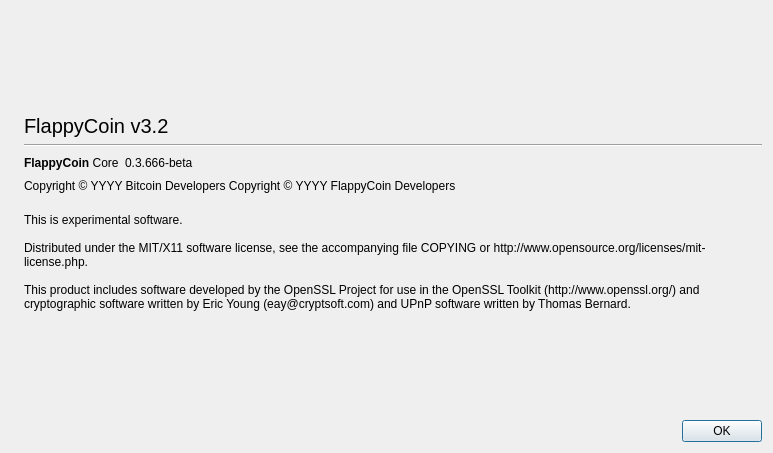
Old version of the form src/qt/forms/aboutdialog.ui in the repository Crestington/FlappyCoin-Mint.
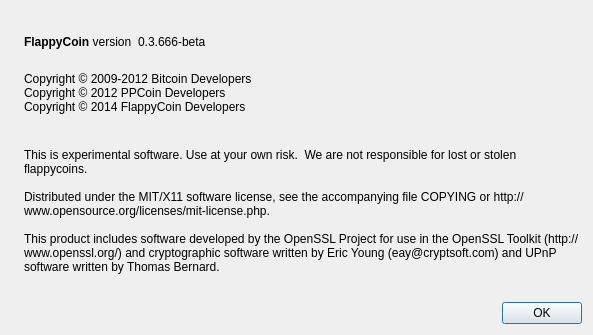
New version of the form. Icons and pictures are not drawn.

```diff
--- a/src/qt/forms/aboutdialog.ui
+++ b/src/qt/forms/aboutdialog.ui
@@ -6,8 +6,8 @@
    <rect>
     <x>0</x>
     <y>0</y>
-    <width>773</width>
-    <height>453</height>
+    <width>593</width>
+    <height>335</height>
    </rect>
   </property>
   <property name="windowTitle">
@@ -42,29 +42,6 @@
        </property>
       </spacer>
      </item>
-     <item>
-      <layout class="QHBoxLayout" name="horizontalLayout_3">
-       <item>
-        <widget class="QLabel" name="label_3">
-         <property name="font">
-          <font>
-           <pointsize>15</pointsize>
-          </font>
-         </property>
-         <property name="text">
-          <string>FlappyCoin v3.2</string>
-         </property>
-        </widget>
-       </item>
-      </layout>
-     </item>
-     <item>
-      <widget class="Line" name="line">
-       <property name="orientation">
-        <enum>Qt::Horizontal</enum>
-       </property>
-      </widget>
-     </item>
      <item>
       <layout class="QHBoxLayout" name="horizontalLayout">
        <item>
@@ -73,7 +50,7 @@
           <cursorShape>IBeamCursor</cursorShape>
          </property>
          <property name="text">
-          <string>&lt;html&gt;&lt;head/&gt;&lt;body&gt;&lt;p&gt;&lt;span style=&quot; font-weight:600;&quot;&gt;FlappyCoin &lt;/span&gt;Core&lt;/p&gt;&lt;/body&gt;&lt;/html&gt;</string>
+          <string>&lt;b&gt;FlappyCoin&lt;/b&gt; version</string>
          </property>
          <property name="textInteractionFlags">
           <set>Qt::LinksAccessibleByMouse|Qt::TextSelectableByKeyboard|Qt::TextSelectableByMouse</set>
@@ -114,11 +91,11 @@
         <cursorShape>IBeamCursor</cursorShape>
        </property>
        <property name="text">
-        <string notr="true">Copyright &amp;copy; YYYY Bitcoin Developers
-Copyright &amp;copy; YYYY FlappyCoin Developers</string>
-       </property>
-       <property name="textFormat">
-        <enum>Qt::RichText</enum>
+        <string>
+Copyright © 2009-2012 Bitcoin Developers
+Copyright © 2012 PPCoin Developers
+Copyright © 2014 FlappyCoin Developers
+</string>
        </property>
        <property name="textInteractionFlags">
         <set>Qt::LinksAccessibleByMouse|Qt::TextSelectableByKeyboard|Qt::TextSelectableByMouse</set>
@@ -132,7 +109,7 @@
        </property>
        <property name="text">
         <string>
-This is experimental software.
+This is experimental software. Use at your own risk.  We are not responsible for lost or stolen flappycoins.
 
 Distributed under the MIT/X11 software license, see the accompanying file COPYING or http://www.opensource.org/licenses/mit-license.php.
 
```
